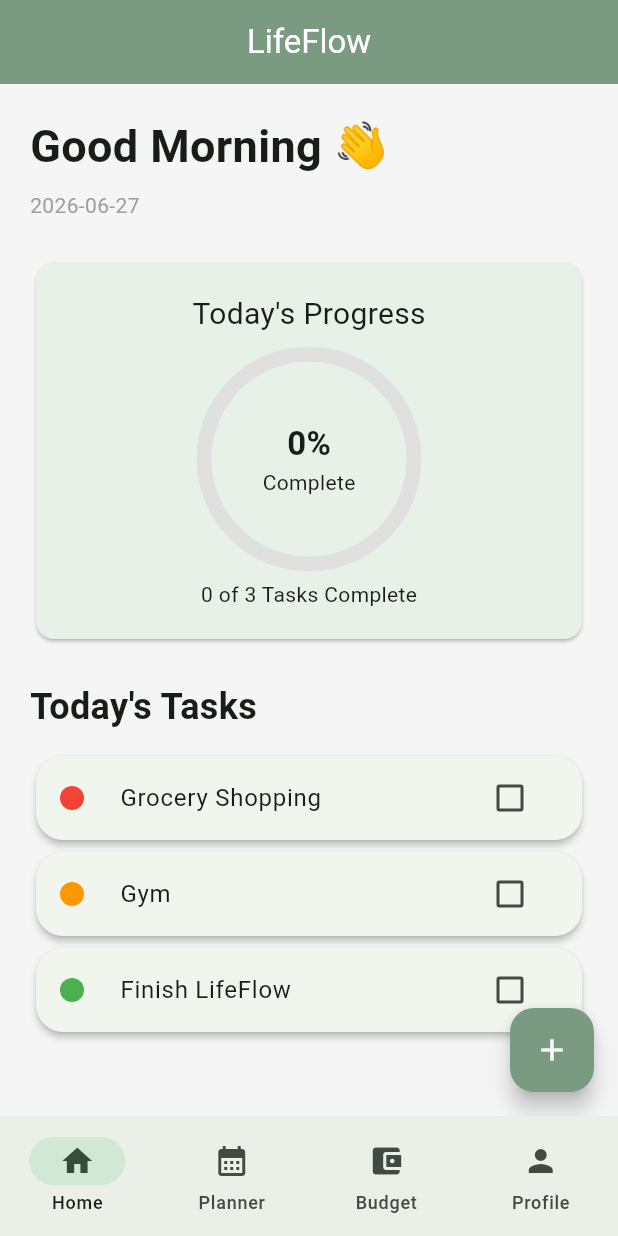
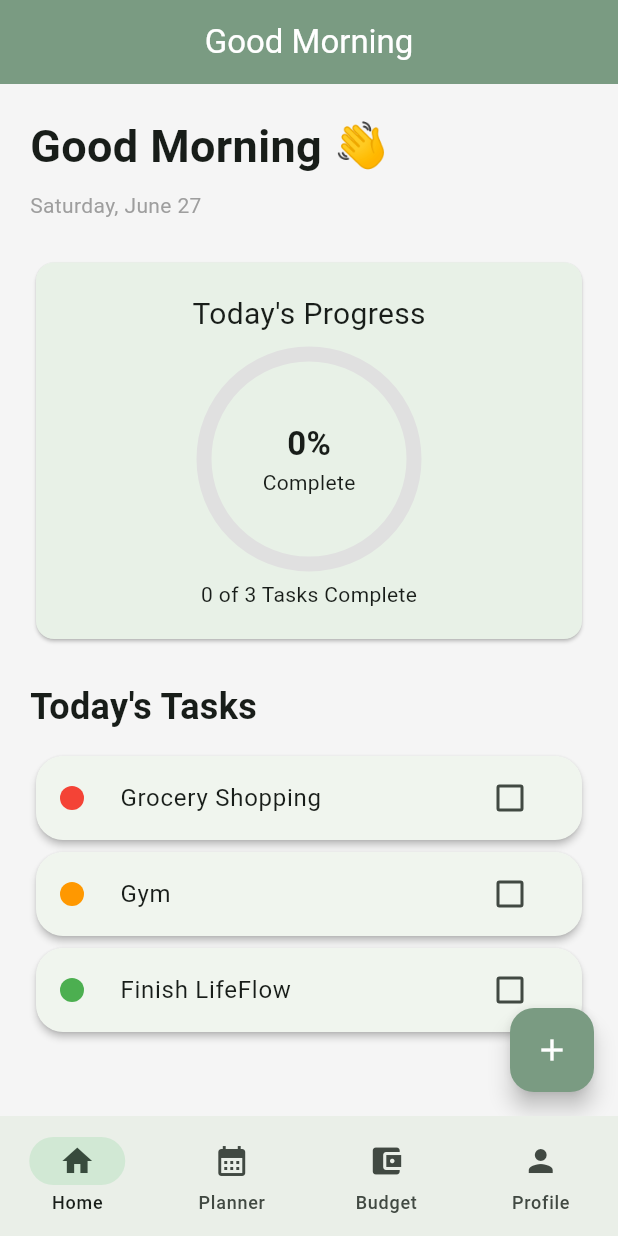
Before and after one commit to velquitas/LifeFlow, a Flutter app: the screen it shows after launch, on a phone screen of 412 x 824 dp. Run offline on Flutter 3.47's test engine with Material 3 defaults, Android fonts, the phone set to English and light mode, and no system bars; our stand-ins replace shared_preferences.

Commit message:
Add dynamic greeting and formatted date

```diff
--- a/lib/screens/Home/home_screen.dart
+++ b/lib/screens/Home/home_screen.dart
@@ -3,7 +3,7 @@
 import '../../models/task.dart';
 import '../../services/storage_service.dart';
 import '../../widgets/task_card.dart';
-
+import 'package:intl/intl.dart';
 class HomeScreen extends StatefulWidget {
   const HomeScreen({super.key});
 
@@ -12,6 +12,23 @@
 }
 
 class _HomeScreenState extends State<HomeScreen> {
+  String get greeting {
+  final hour = DateTime.now().hour;
+
+  if (hour < 12) {
+    return "Good Morning";
+  }
+
+  if (hour < 17) {
+    return "Good Afternoon";
+  }
+
+  return "Good Evening";
+}
+
+String get formattedDate {
+  return DateFormat('EEEE, MMMM d').format(DateTime.now());
+}
   final TextEditingController taskController = TextEditingController();
 
   final List<Task> tasks = [
@@ -100,7 +117,7 @@
   Widget build(BuildContext context) {
     return Scaffold(
       appBar: AppBar(
-        title: const Text("LifeFlow"),
+        title: Text(greeting),
         centerTitle: true,
       ),
       floatingActionButton: FloatingActionButton(
@@ -120,7 +137,7 @@
             ),
             const SizedBox(height: 8),
             Text(
-              DateTime.now().toString().substring(0, 10),
+              formattedDate,
               style: const TextStyle(color: Colors.grey),
             ),
             const SizedBox(height: 24),
--- a/pubspec.yaml
+++ b/pubspec.yaml
@@ -31,6 +31,7 @@ dependencies:
   shared_preferences: ^2.5.3
   flutter:
     sdk: flutter
+  intl: ^0.20.2
 
   # The following adds the Cupertino Icons font to your application.
   # Use with the CupertinoIcons class for iOS style icons.
```
Also changed, not shown: pubspec.lock.
